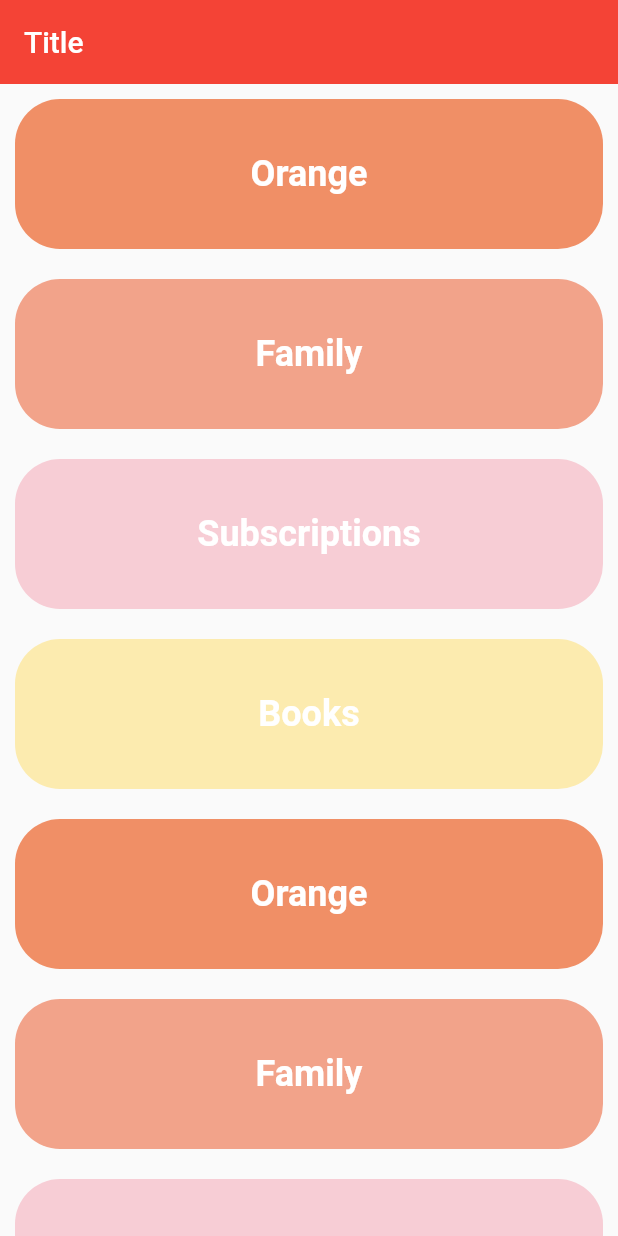
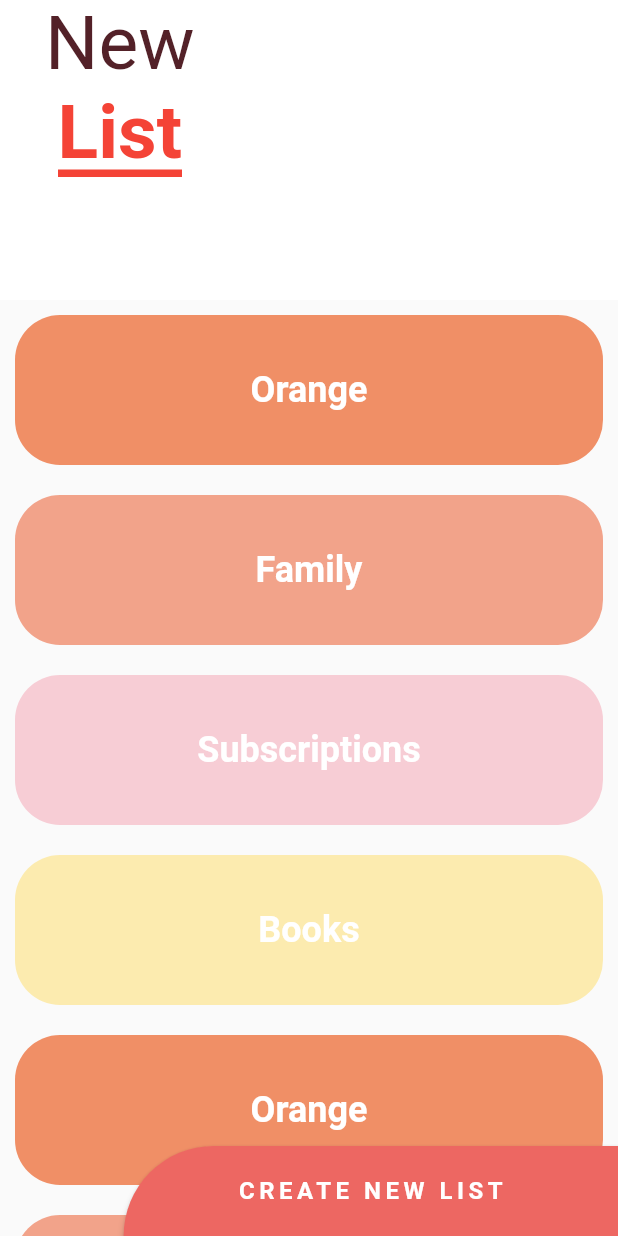
Before and after one commit to urielexis64/flutter_animations, a Flutter app: the screen it shows after launch, on a phone screen of 412 x 824 dp. Run offline on Flutter 3.47's test engine with Material 2 defaults, Android fonts, the phone set to English and light mode, and no system bars; our stand-ins replace animate_do, flutter_svg, font_awesome_flutter.

Commit message:
Bottom button

```diff
--- a/lib/src/pages/sliver_list_page.dart
+++ b/lib/src/pages/sliver_list_page.dart
@@ -6,8 +6,37 @@ class SliverListPage extends StatelessWidget {
     return Scaffold(
       /* body: _Title(), */
       /*  body: _TasksList(), */
-      body: _MainScroll(),
+      body: Stack(
+        children: [
+          _MainScroll(),
+          Positioned(bottom: 0, right: 0, child: _NewListButton())
+        ],
+      ),
     );
+  }
+}
+
+class _NewListButton extends StatelessWidget {
+  @override
+  Widget build(BuildContext context) {
+    final size = MediaQuery.of(context).size;
+    return ButtonTheme(
+        minWidth: size.width * .8,
+        height: 60,
+        child: RaisedButton(
+          onPressed: () {},
+          color: Color(0xffed6762),
+          shape: RoundedRectangleBorder(
+              borderRadius: BorderRadius.only(topLeft: Radius.circular(80))),
+          child: Text(
+            "CREATE NEW LIST",
+            style: TextStyle(
+                color: Colors.white,
+                fontWeight: FontWeight.bold,
+                fontSize: 16,
+                letterSpacing: 3),
+          ),
+        ));
   }
 }
 
@@ -27,15 +56,55 @@ class _MainScroll extends StatelessWidget {
   Widget build(BuildContext context) {
     return CustomScrollView(
       slivers: [
-        SliverAppBar(
+        /* SliverAppBar(
           backgroundColor: Colors.red,
           title: Text('Title'),
           floating: true,
           expandedHeight: 50,
-        ),
-        SliverList(delegate: SliverChildListDelegate(items))
+        ), */
+        SliverPersistentHeader(
+            floating: true,
+            delegate: _SliverCustomHeaderDelegate(
+                minHeight: 170,
+                maxHeight: 200,
+                child: Container(
+                    alignment: Alignment.centerLeft,
+                    color: Colors.white,
+                    child: _Title()))),
+        SliverList(
+            delegate: SliverChildListDelegate([...items, SizedBox(height: 80)]))
       ],
     );
+  }
+}
+
+class _SliverCustomHeaderDelegate extends SliverPersistentHeaderDelegate {
+  final double minHeight;
+  final double maxHeight;
+  final Widget child;
+
+  _SliverCustomHeaderDelegate(
+      {@required this.minHeight,
+      @required this.maxHeight,
+      @required this.child});
+
+  @override
+  Widget build(
+      BuildContext context, double shrinkOffset, bool overlapsContent) {
+    return SizedBox.expand(child: child);
+  }
+
+  @override
+  double get maxExtent => maxHeight;
+
+  @override
+  double get minExtent => minHeight;
+
+  @override
+  bool shouldRebuild(covariant _SliverCustomHeaderDelegate oldDelegate) {
+    return maxHeight != oldDelegate.maxHeight ||
+        minHeight != oldDelegate.minHeight ||
+        child != oldDelegate.child;
   }
 }
 
```
